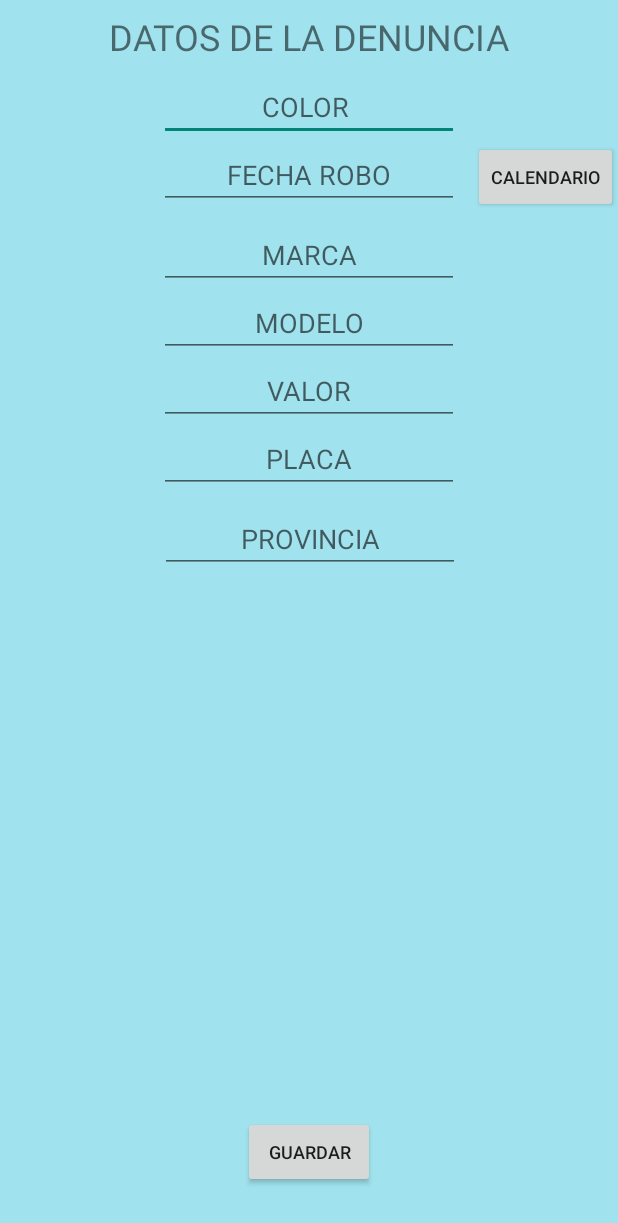
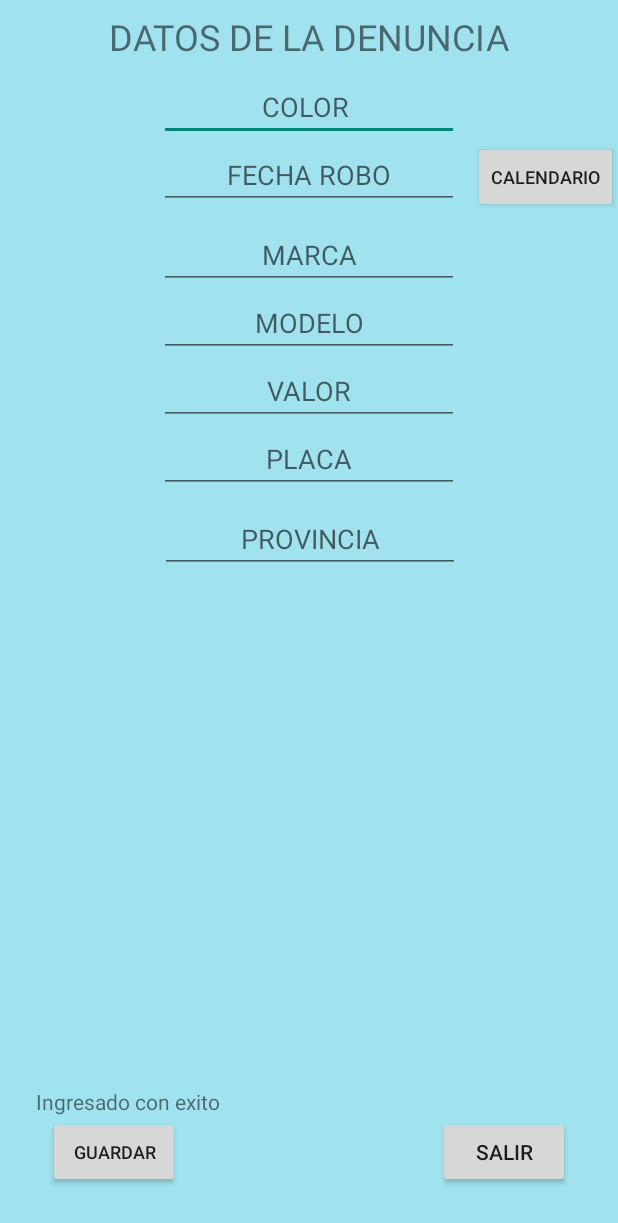
Before and after one commit to paulrrm/proyectoFinalGestionP, an Android app: the IngresoDenunciaActivity screen opened directly, with no data from a screen before it, after a tap on "GUARDAR", on a phone screen of 412 x 824 dp. Shown: the top 1223 px of the screen. Run offline under Robolectric (Android 15) with nearby library versions, the phone set to English and light mode, and no system bars; network calls fail.

Commit message:
insertar denuncia

```diff
--- a/AppMovil/app/src/main/java/com/example/appdenuncia/IngresoDenunciaActivity.java
+++ b/AppMovil/app/src/main/java/com/example/appdenuncia/IngresoDenunciaActivity.java
@@ -6,6 +6,7 @@ import android.os.Bundle;
 import android.view.View;
 import android.widget.DatePicker;
 import android.widget.EditText;
+import android.widget.TextView;
 
 import androidx.activity.EdgeToEdge;
 import androidx.appcompat.app.AppCompatActivity;
@@ -13,6 +14,7 @@ import androidx.core.graphics.Insets;
 import androidx.core.view.ViewCompat;
 import androidx.core.view.WindowInsetsCompat;
 
+import com.example.appdenuncia.Parametros.config;
 import com.example.appdenuncia.Rest.PostPlaca;
 import com.example.appdenuncia.Rest.RestLogin;
 
@@ -21,6 +23,7 @@ import java.util.Calendar;
 public class IngresoDenunciaActivity extends AppCompatActivity {
 
     EditText color,fecha,marca,modelo,valor,placa,provincia;
+    static TextView resultado;
     @Override
     protected void onCreate(Bundle savedInstanceState) {
         super.onCreate(savedInstanceState);
@@ -38,6 +41,7 @@ public class IngresoDenunciaActivity extends AppCompatActivity {
         valor = findViewById(R.id.denuncia_etvalor);
         placa = findViewById(R.id.denuncia_etvplaca);
         provincia = findViewById(R.id.denuncia_etvprovincia);
+        resultado = findViewById(R.id.denuncia_tvresultado);
     }
     public void accion_pickdate(View view){
         final Calendar c = Calendar.getInstance();
@@ -60,6 +64,9 @@ public class IngresoDenunciaActivity extends AppCompatActivity {
         datePickerDialog.show();
 
     }
+    public void accionSalir(View view){
+        this.finish();
+    }
     public void accionGuardas(View view){
         AsyncTask.execute(new Runnable() {
             @Override
@@ -68,7 +75,18 @@ public class IngresoDenunciaActivity extends AppCompatActivity {
                 try {
 
 
-                    new PostPlaca(placa.getText().toString(),provincia.getText().toString()).execute();
+                    new PostPlaca(
+                            IngresoDenunciaActivity.this,
+                            config.usr,
+                            placa.getText().toString(),
+                            provincia.getText().toString(),
+                            color.getText().toString(),
+                            fecha.getText().toString(),
+                            marca.getText().toString(),
+                            modelo.getText().toString(),
+                            valor.getText().toString()
+
+                    ).execute();
 
 
 
@@ -81,4 +99,7 @@ public class IngresoDenunciaActivity extends AppCompatActivity {
         });
 
     }
+    public static void mostrarResultado(String texto){
+        resultado.setText(texto);
+    }
 }
--- a/AppMovil/app/src/main/java/com/example/appdenuncia/MainActivity.java
+++ b/AppMovil/app/src/main/java/com/example/appdenuncia/MainActivity.java
@@ -39,7 +39,7 @@ public class MainActivity extends AppCompatActivity {
         etusr= findViewById(R.id.main_etmail);
     }
     public void accionGoPrincipal(){
-        int a=1;
+            int a=1;
         if(config.usr == null)
         {
 
--- a/AppMovil/app/src/main/java/com/example/appdenuncia/Rest/PostDenuncia.java
+++ b/AppMovil/app/src/main/java/com/example/appdenuncia/Rest/PostDenuncia.java
@@ -1,7 +1,10 @@
 package com.example.appdenuncia.Rest;
 
 import android.os.AsyncTask;
+import android.widget.Toast;
 
+import com.example.appdenuncia.IngresoDenunciaActivity;
+import com.example.appdenuncia.Parametros.config;
 import com.example.appdenuncia.model.denuncia;
 import com.example.appdenuncia.model.placa;
 import com.example.appdenuncia.model.usuario;
@@ -18,12 +21,12 @@ public class PostDenuncia extends AsyncTask<String , Void , String> {
 
     private String placat, provincia , color,fecha,marca,modelo,valor;
     private usuario usuario;
+    private IngresoDenunciaActivity actividad;
 
 
 
-
-    public PostDenuncia(usuario usuario,String placa, String provincia,String color,String fecha,String marca, String modelo,String valor) {
-
+    public PostDenuncia(IngresoDenunciaActivity actividad,usuario usuario,String placa, String provincia,String color,String fecha,String marca, String modelo,String valor) {
+        this.actividad  = actividad;
         this.usuario    = usuario  ;
         this.placat      = placa    ;
         this.provincia  = provincia;
@@ -38,6 +41,8 @@ public class PostDenuncia extends AsyncTask<String , Void , String> {
 
         System.out.println("TERMINADO");
         //ingreso.accionGoPrincipal();
+        //Toast.makeText(actividad.getApplicationContext(),"Datos ingredados exitosamente", Toast.LENGTH_LONG).show();
+        IngresoDenunciaActivity.mostrarResultado("Ingresado con exito");
 
 
     }
@@ -45,18 +50,27 @@ public class PostDenuncia extends AsyncTask<String , Void , String> {
     @Override
     protected String doInBackground(String... strings) {
         try {
+            usuario.setFechaalta(null);
+            usuario.setFechabaja(null);
             placa placa = new placa();
             placa.setNumero(placat);
             placa.setProvincia(provincia);
             denuncia denuncia = new denuncia();
-
+            denuncia.setColor(color);
+            denuncia.setFechalta(config.getFechaString());
+            denuncia.setFecharobo(config.fechaFotmateada(fecha));
+            denuncia.setMarca(marca);
+            denuncia.setModelo(modelo);
+            denuncia.setValor(Double.parseDouble(valor));
+            denuncia.setUsuario(usuario);
+            denuncia.setPlaca(placa);
 
 
             Gson gson = new Gson();
             String salida = "";
-            salida = gson.toJson(placa);
+            salida = gson.toJson(denuncia);
             URL url = null;
-            url = new URL("http://192.168.0.108:8088/denuncias/robo/placas");
+            url = new URL(config.ipserver + "denuncia");
             String server_response = "";
             HttpURLConnection urlConnection = null;
 
--- a/AppMovil/app/src/main/java/com/example/appdenuncia/Rest/PostPlaca.java
+++ b/AppMovil/app/src/main/java/com/example/appdenuncia/Rest/PostPlaca.java
@@ -22,12 +22,14 @@ public class PostPlaca extends AsyncTask<String , Void , String> {
 
     private String placat, provincia , color,fecha,marca,modelo,valor;
     private usuario usuario;
+    private IngresoDenunciaActivity actividad;
 
 
 
 
-    public PostPlaca(usuario usuario,String placa, String provincia,String color,String fecha,String marca, String modelo,String valor) {
+    public PostPlaca(IngresoDenunciaActivity actividad, usuario usuario,String placa, String provincia,String color,String fecha,String marca, String modelo,String valor) {
 
+        this.actividad  = actividad;
         this.usuario    = usuario  ;
         this.placat     = placa    ;
         this.provincia  = provincia;
@@ -42,6 +44,37 @@ public class PostPlaca extends AsyncTask<String , Void , String> {
 
         System.out.println("TERMINADO");
         //ingreso.accionGoPrincipal();
+        //IngresoDenunciaActivity.set.setText("PLACA AGREGADA");
+
+        AsyncTask.execute(new Runnable() {
+            @Override
+            public void run() {
+
+                try {
+
+
+                    new PostDenuncia(
+                            actividad,
+                            config.usr,
+                            placat,
+                            provincia,
+                            color,
+                            fecha,
+                            marca,
+                            modelo,
+                            valor
+
+                    ).execute();
+
+
+
+                }
+                catch (Exception e)
+                {
+                }
+
+            }
+        });
 
 
     }
@@ -56,7 +89,7 @@ public class PostPlaca extends AsyncTask<String , Void , String> {
             String salida = "";
             salida = gson.toJson(placa);
             URL url = null;
-            url = new URL("http://192.168.0.108:8088/denuncias/robo/placas");
+            url = new URL( config.ipserver +    "placas");
             String server_response = "";
             HttpURLConnection urlConnection = null;
 
--- a/AppMovil/app/src/main/java/com/example/appdenuncia/Rest/RestLogin.java
+++ b/AppMovil/app/src/main/java/com/example/appdenuncia/Rest/RestLogin.java
@@ -43,7 +43,7 @@ public class RestLogin extends AsyncTask <String , Void , String> {
         try {
 
             URL url = null;
-            url = new URL("http://192.168.0.108:8088/denuncias/robo/usuario/login/"+usr+"/"+pwd);
+            url = new URL(config.ipserver +  "usuario/login/"+usr+"/"+pwd);
             String server_response = "";
             HttpURLConnection urlConnection = null;
             urlConnection = (HttpURLConnection) url.openConnection();
--- a/AppMovil/app/src/main/res/layout/activity_ingreso_denuncia.xml
+++ b/AppMovil/app/src/main/res/layout/activity_ingreso_denuncia.xml
@@ -119,11 +119,31 @@
         android:id="@+id/denuncia_btguardar"
         android:layout_width="wrap_content"
         android:layout_height="wrap_content"
+        android:layout_marginStart="32dp"
         android:layout_marginBottom="32dp"
         android:onClick="accionGuardas"
         android:text="GUARDAR"
         android:textSize="12sp"
         app:layout_constraintBottom_toBottomOf="parent"
+        app:layout_constraintStart_toStartOf="parent" />
+
+    <TextView
+        android:id="@+id/denuncia_tvresultado"
+        android:layout_width="0dp"
+        android:layout_height="wrap_content"
+        android:layout_marginStart="24dp"
+        app:layout_constraintBottom_toTopOf="@+id/denuncia_btguardar"
         app:layout_constraintEnd_toEndOf="parent"
         app:layout_constraintStart_toStartOf="parent" />
+
+    <Button
+        android:id="@+id/button8"
+        android:layout_width="wrap_content"
+        android:layout_height="wrap_content"
+        android:layout_marginEnd="32dp"
+        android:layout_marginBottom="32dp"
+        android:onClick="accionSalir"
+        android:text="SALIR"
+        app:layout_constraintBottom_toBottomOf="parent"
+        app:layout_constraintEnd_toEndOf="parent" />
 </androidx.constraintlayout.widget.ConstraintLayout>
```
Also changed, not shown: AppMovil/app/src/main/java/com/example/appdenuncia/Parametros/config.java (+63 -0 lines), AppMovil/app/src/main/java/com/example/appdenuncia/model/denuncia.java (+6 -8 lines).
